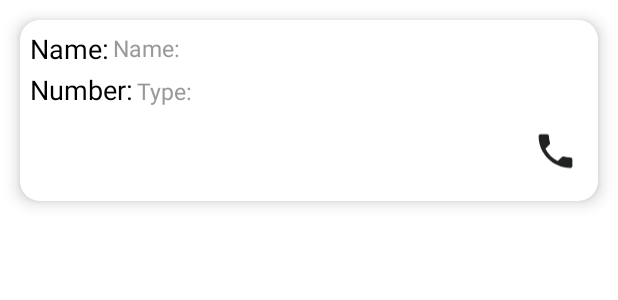
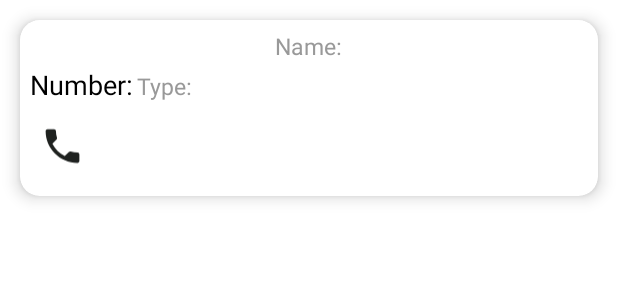
Before and after one commit to smzh745/RoadRescueFyp, an Android app: the layout my_emergency_layout.xml on its own in the app's theme, with its tools: preview values and no code run, on a phone screen of 412 x 824 dp. Shown: the top 300 px of the screen. Run offline under Robolectric (Android 15) with nearby library versions, the phone set to English and light mode, and no system bars.

Commit message:
initial commit

```diff
--- a/app/src/main/res/layout/my_emergency_layout.xml
+++ b/app/src/main/res/layout/my_emergency_layout.xml
@@ -13,7 +13,8 @@
     app:cardCornerRadius="@dimen/_10sdp"
     app:cardElevation="@dimen/_5sdp">
 
-    <RelativeLayout
+    <LinearLayout
+        android:orientation="vertical"
         android:layout_width="match_parent"
         android:layout_height="wrap_content"
         android:layout_margin="@dimen/_5sdp">
@@ -23,14 +24,6 @@
             android:layout_width="match_parent"
             android:layout_height="wrap_content">
 
-            <com.google.android.material.textview.MaterialTextView
-                android:id="@+id/title"
-                android:layout_width="wrap_content"
-                android:layout_height="wrap_content"
-                android:layout_alignParentStart="true"
-                android:text="@string/name1"
-                android:textColor="@color/colorText"
-                android:textSize="@dimen/_14ssp" />
 
             <com.google.android.material.textview.MaterialTextView
                 android:id="@+id/complaintType"
@@ -88,5 +81,5 @@
             android:src="@drawable/ic_call_black_24dp"
             tools:ignore="UnusedAttribute"
             tools:targetApi="m" />
-    </RelativeLayout>
+    </LinearLayout>
 </com.google.android.material.card.MaterialCardView>
```
